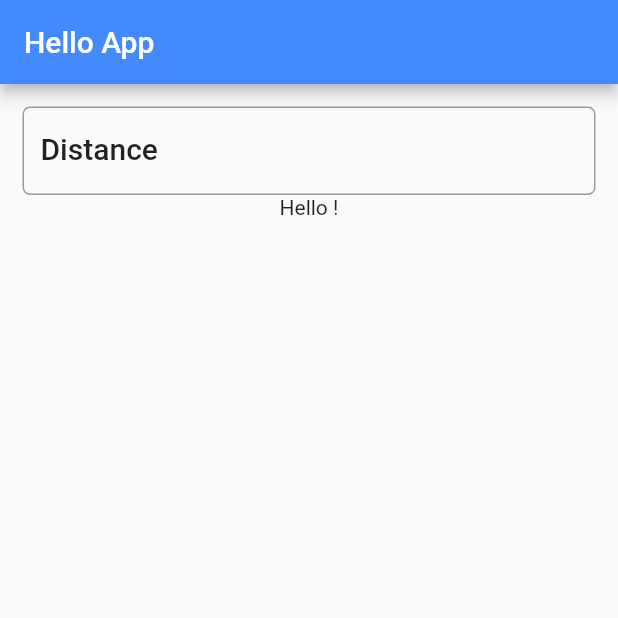
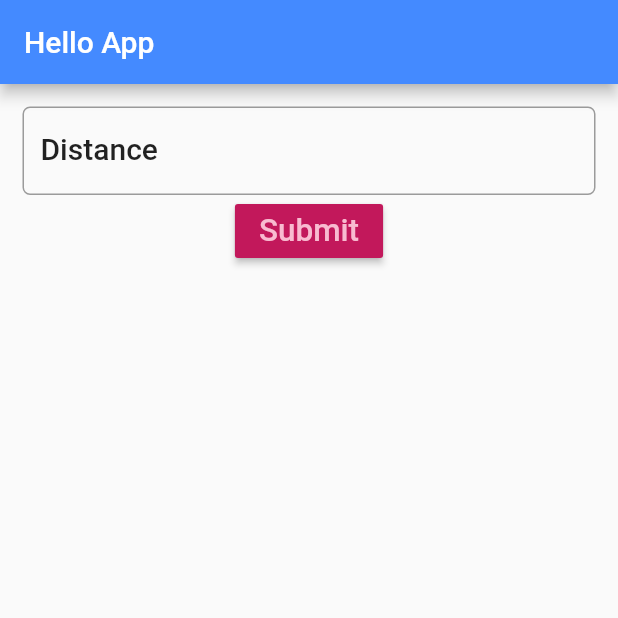
Before and after one commit to putragraha/FlutterGettingStarted, a Flutter app: the screen it shows after launch, on a phone screen of 412 x 824 dp, the top half of it. Run offline on Flutter 3.47's test engine with Material 2 defaults, Android fonts, the phone set to English and light mode, and no system bars.

Commit message:
Implement submit button (onPressed listener)

```diff
--- a/lib/main.dart
+++ b/lib/main.dart
@@ -26,7 +26,9 @@ class FuelForm extends StatefulWidget {
 /// Underscore (_) ymbol here means this class access is "private"
 class _FuelFormState extends State<FuelForm> {
 
-  String name = "";
+  TextEditingController _textEditingController = TextEditingController();
+
+  String result = "";
 
   @override
   Widget build(BuildContext context) {
@@ -42,6 +44,7 @@ class _FuelFormState extends State<FuelForm> {
         child: Column(
           children: <Widget>[
             TextField(
+              controller: _textEditingController,
               decoration: InputDecoration(
                 labelText: "Distance",
                 hintText: "e.g. 124",
@@ -50,12 +53,19 @@ class _FuelFormState extends State<FuelForm> {
                   borderRadius: BorderRadius.circular(5.0)
                 )
               ),
-              keyboardType: TextInputType.number,
-              onChanged: (String string) {
-                setState(() => name = string);
-              }
+              keyboardType: TextInputType.number
             ),
-            Text("Hello " + name + "!")
+            RaisedButton(
+              color: Theme.of(context).primaryColorDark,
+              textColor: Theme.of(context).primaryColorLight,
+              child: Text(
+                "Submit",
+                textScaleFactor: 1.5 ,
+              ),
+              onPressed: () {
+                setState(() => result =  _textEditingController.text);
+              }),
+            Text(result)
           ]
         ),
       )
```
